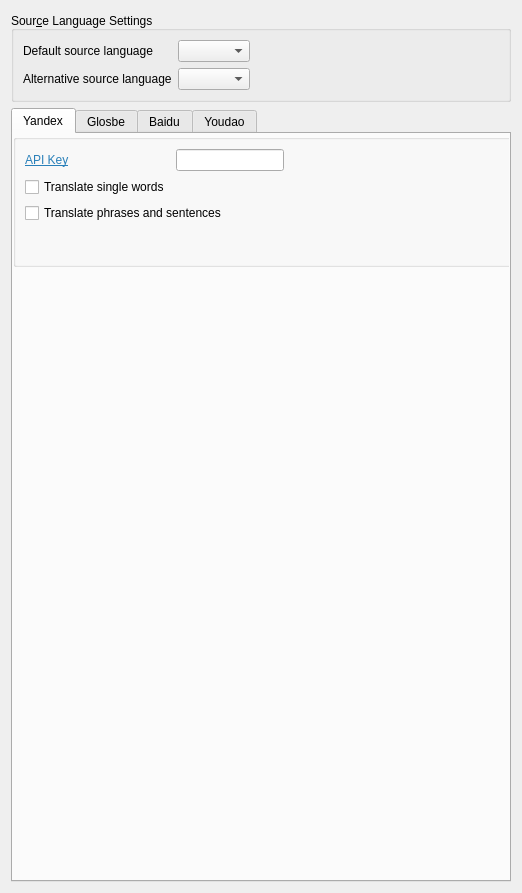
Above: config/translator_config.ui from naraesk/krunner-translator before the change. Below: the same form after it.
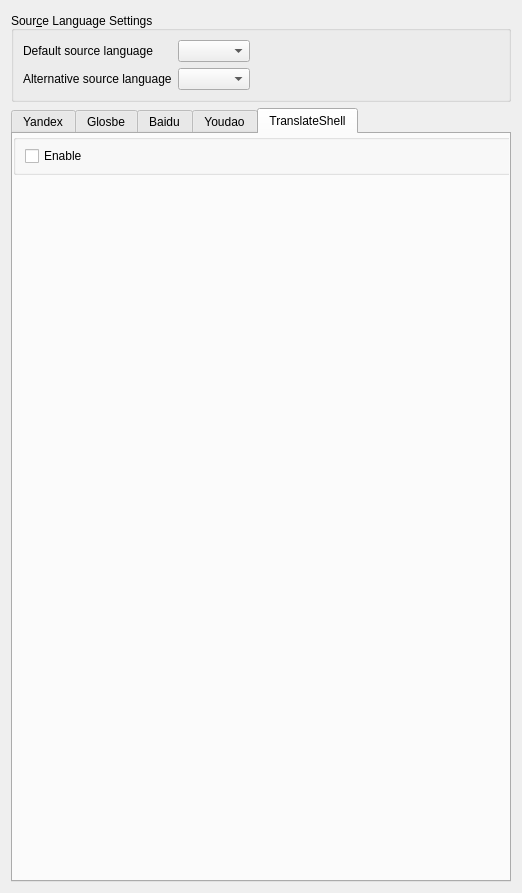
That is the form after the change. The open tabs and pages were chosen to show the change.

Commit message: add config tab for TranslateShell

```diff
--- a/config/translator_config.ui
+++ b/config/translator_config.ui
@@ -376,6 +376,45 @@
        </layout>
       </widget>
      </widget>
+     <widget class="QWidget" name="translateShellTab">
+      <attribute name="title">
+       <string>TranslateShell</string>
+      </attribute>
+      <widget class="QGroupBox" name="translateShell">
+       <property name="enabled">
+        <bool>true</bool>
+       </property>
+       <property name="geometry">
+        <rect>
+         <x>0</x>
+         <y>0</y>
+         <width>500</width>
+         <height>41</height>
+        </rect>
+       </property>
+       <property name="layoutDirection">
+        <enum>Qt::LeftToRight</enum>
+       </property>
+       <property name="title">
+        <string/>
+       </property>
+       <property name="flat">
+        <bool>true</bool>
+       </property>
+       <layout class="QFormLayout" name="formLayout_6">
+        <property name="labelAlignment">
+         <set>Qt::AlignLeading|Qt::AlignLeft|Qt::AlignTop</set>
+        </property>
+        <item row="0" column="0">
+         <widget class="QCheckBox" name="translateShellEnable">
+          <property name="text">
+           <string>Enable</string>
+          </property>
+         </widget>
+        </item>
+       </layout>
+      </widget>
+     </widget>
     </widget>
    </item>
   </layout>
```
Left out of the diff: 2 changed lines with no effect on the pictures.
